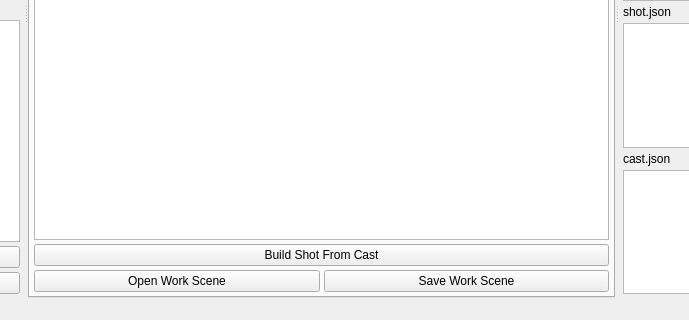
Above: scripts/ui/shot_manager.ui from smartanimation/smartlibrary before the change; both pictures show x 130 to 819 and y 300 to 620 of the 981 by 620 pixel window. Below: the same form after it.
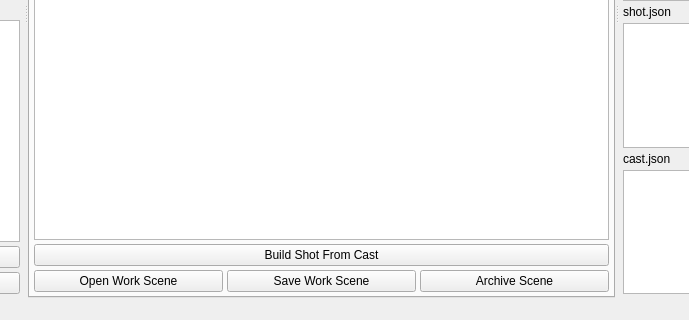
That is the form after the change. The open tabs and pages were chosen to show the change.

```diff
--- a/scripts/ui/shot_manager.ui
+++ b/scripts/ui/shot_manager.ui
@@ -387,6 +387,13 @@
                  </property>
                 </widget>
                </item>
+               <item>
+                <widget class="QPushButton" name="archive_scene_btn">
+                 <property name="text">
+                  <string>Archive Scene</string>
+                 </property>
+                </widget>
+               </item>
               </layout>
              </item>
             </layout>
```
